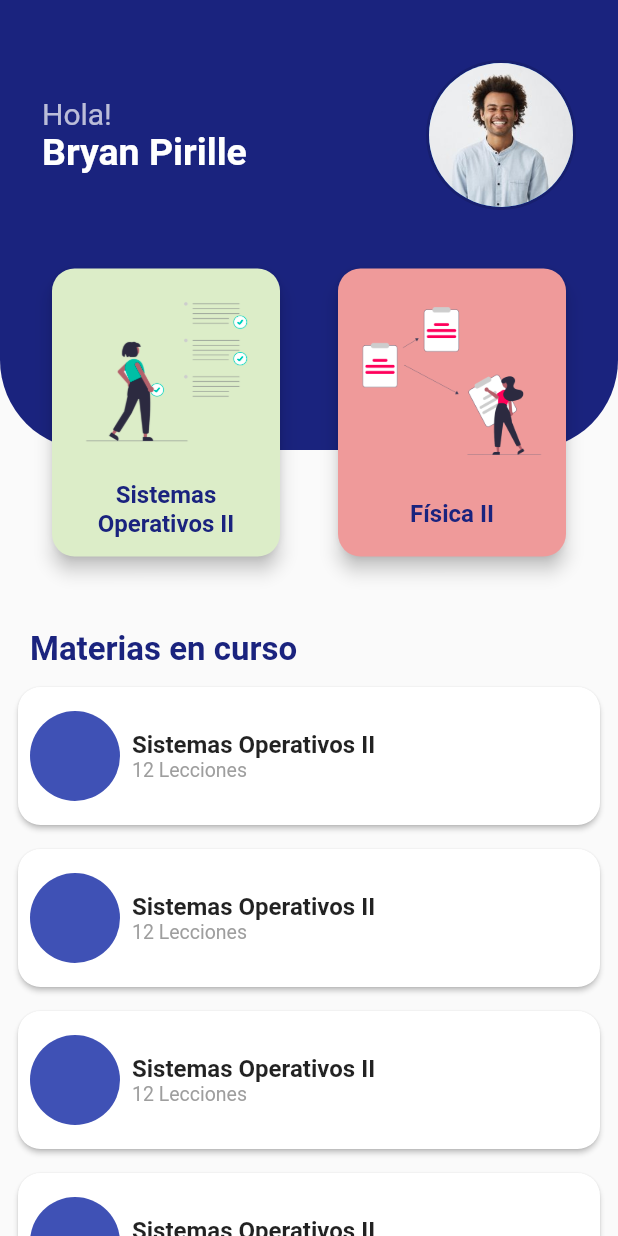
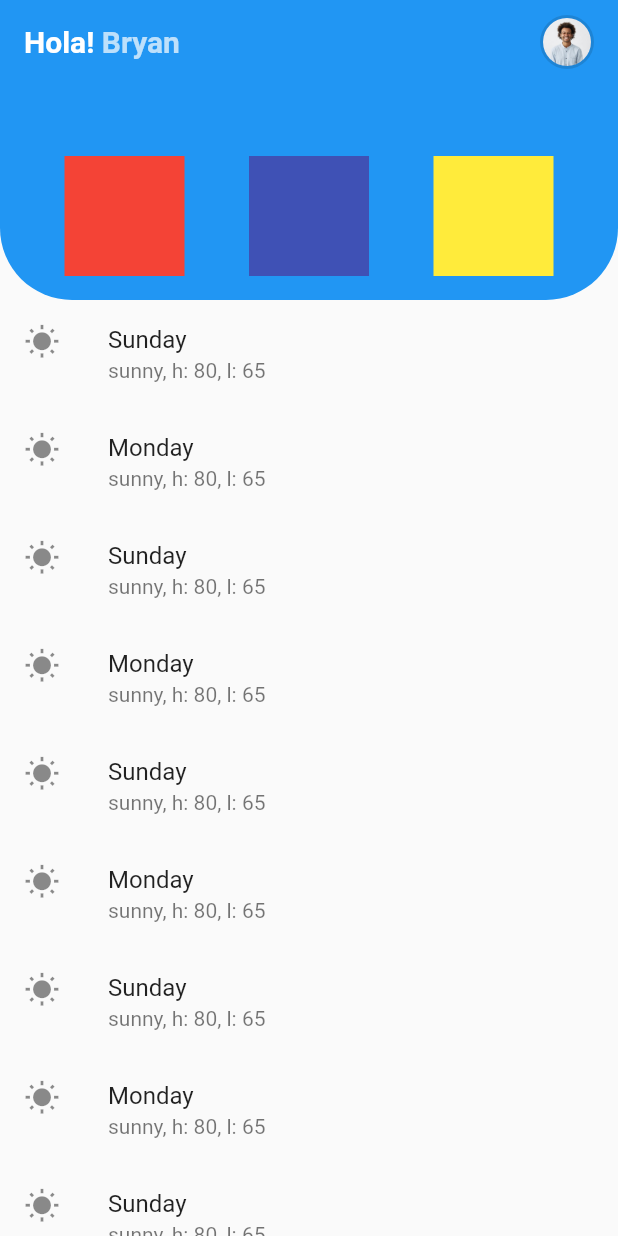
Before and after one commit to Tesam/my_stats, a Flutter app: the HomeScreen screen opened directly, on a phone screen of 412 x 824 dp. Run offline on Flutter 3.47's test engine with Material 2 defaults, Android fonts, the phone set to English and light mode, and no system bars.

Commit message:
refactor(home_screen): change the appbar, using sliver appbar

```diff
--- a/lib/home/ui/screens/home_screen.dart
+++ b/lib/home/ui/screens/home_screen.dart
@@ -1,7 +1,6 @@
 import 'package:flutter/material.dart';
-import 'package:my_stats/home/ui/widgets/featured_subjects.dart';
 import 'package:my_stats/home/ui/widgets/home_appbar.dart';
-import 'package:my_stats/home/ui/widgets/subject_card.dart';
+import 'package:my_stats/home/ui/widgets/home_body.dart';
 
 class HomeScreen extends StatefulWidget {
   @override
@@ -12,35 +11,13 @@ class _HomeScreenState extends State<HomeScreen> {
   @override
   Widget build(BuildContext context) {
     return Scaffold(
-      body: ListView(
-        children: [
-          Stack(
-            alignment: const Alignment(2.5, 2.5),
-            children: [
-              HomeAppbar("Bryan Pirille","assets/images/person.jpg"),
-              FeaturedSubjects("Sistemas Operativos II","Física II"),
-            ],
-          ),
-          Container(
-            margin: EdgeInsets.only(top: 120.0, left: 20.0),
-            child: Text(
-              "Materias en curso",
-              style: TextStyle(
-                fontSize: 22.0,
-                fontWeight: FontWeight.bold,
-                color: Colors.indigo.shade900
-              ),
-            ),
-          ),
-          SubjectCard("Sistemas Operativos II","12 Lecciones"),
-          SubjectCard("Sistemas Operativos II","12 Lecciones"),
-          SubjectCard("Sistemas Operativos II","12 Lecciones"),
-          SubjectCard("Sistemas Operativos II","12 Lecciones"),
-          SubjectCard("Sistemas Operativos II","12 Lecciones"),
-          SubjectCard("Sistemas Operativos II","12 Lecciones"),
-          SubjectCard("Sistemas Operativos II","12 Lecciones"),
+      body: CustomScrollView(
+        slivers: [
+          HomeAppbar('Bryan','assets/images/person.jpg'),
+          HomeBody(),
         ],
       ),
     );
   }
+
 }
--- a/lib/home/ui/widgets/home_appbar.dart
+++ b/lib/home/ui/widgets/home_appbar.dart
@@ -1,5 +1,4 @@
 import 'package:flutter/material.dart';
-import 'package:my_stats/widgets/appbar_shape.dart';
 
 class HomeAppbar extends StatelessWidget {
   static const greeting = "Hola!";
@@ -10,50 +9,73 @@ class HomeAppbar extends StatelessWidget {
 
   @override
   Widget build(BuildContext context) {
-    final AppbarContent = Row(
-        mainAxisAlignment: MainAxisAlignment.spaceAround,
-        crossAxisAlignment: CrossAxisAlignment.center,
-        children: [
-          Column(
-            crossAxisAlignment: CrossAxisAlignment.start,
-            mainAxisSize: MainAxisSize.min,
-            children: [
-              Container(
-                child: Text(
-                  greeting,
-                  textAlign: TextAlign.left,
-                  style: TextStyle(fontSize: 20.0, color: Colors.white70),
-                ),
-              ),
-              Container(
-                width: 200.0,
-                child: Text(
-                  userName,
-                  textAlign: TextAlign.left,
+
+    return  SliverAppBar(
+      title:Text.rich(
+        TextSpan(
+          text: 'Hola!', // default text style
           style: TextStyle(
-                    fontSize: 25.0,
             color: Colors.white,
             fontWeight: FontWeight.bold,
           ),
+          children: <TextSpan>[
+            TextSpan(text: ' $userName ',
+              style: TextStyle(
+                color: Colors.white70,
               ),
+            ),
+          ],
+        ),
+      ),
+      expandedHeight: 200.0,
+      pinned: true,
+      floating: true,
+      snap: true,
+      flexibleSpace: FlexibleSpaceBar(
+        background: Container(
+            alignment: Alignment.bottomCenter,
+            margin: EdgeInsets.only(bottom: 16.0),
+            child: Row(
+              mainAxisAlignment: MainAxisAlignment.spaceEvenly,
+              children: [
+                Container(
+                  //alignment: Alignment.bottomCenter,
+                  color: Colors.red,
+                  width: 80.0,
+                  height: 80.0,
+                ),
+                Container(
+                  //alignment: Alignment.bottomCenter,
+                  color: Colors.indigo,
+                  width: 80.0,
+                  height: 80.0,
+                ),
+                Container(
+                  //alignment: Alignment.bottomCenter,
+                  color: Colors.yellow,
+                  width: 80.0,
+                  height: 80.0,
                 )
               ],
+            )
         ),
-          CircleAvatar(
-            radius: 50,
+      ),
+      shape: RoundedRectangleBorder(
+        borderRadius: BorderRadius.vertical(
+            bottom: Radius.circular(48.0)),
+      ),
+      actions: [
+        Container(
+          margin: EdgeInsets.only(right: 16.0),
+          child: CircleAvatar(
+            radius: 18,
             backgroundColor: Colors.black12,
             child: CircleAvatar(
-              radius: 48,
+              radius: 16,
               backgroundImage: AssetImage(userImage),
             ),
           ),
-        ]);
-
-    return Stack(
-      alignment: const Alignment(-0.6, -0.6),
-      children: [
-        AppbarShape(Colors.indigo.shade900, 300.0),
-        AppbarContent,
+        ),
       ],
     );
   }
--- /dev/null
+++ b/lib/home/ui/widgets/home_body.dart
@@ -0,0 +1,92 @@
+import 'package:flutter/material.dart';
+
+class HomeBody extends StatelessWidget {
+  @override
+  Widget build(BuildContext context) {
+    return SliverList(
+      delegate: SliverChildListDelegate([
+        ListTile(
+          leading: Icon(Icons.wb_sunny),
+          title: Text('Sunday'),
+          subtitle: Text('sunny, h: 80, l: 65'),
+        ),
+        ListTile(
+          leading: Icon(Icons.wb_sunny),
+          title: Text('Monday'),
+          subtitle: Text('sunny, h: 80, l: 65'),
+        ),
+        ListTile(
+          leading: Icon(Icons.wb_sunny),
+          title: Text('Sunday'),
+          subtitle: Text('sunny, h: 80, l: 65'),
+        ),
+        ListTile(
+          leading: Icon(Icons.wb_sunny),
+          title: Text('Monday'),
+          subtitle: Text('sunny, h: 80, l: 65'),
+        ),
+        ListTile(
+          leading: Icon(Icons.wb_sunny),
+          title: Text('Sunday'),
+          subtitle: Text('sunny, h: 80, l: 65'),
+        ),
+        ListTile(
+          leading: Icon(Icons.wb_sunny),
+          title: Text('Monday'),
+          subtitle: Text('sunny, h: 80, l: 65'),
+        ),
+        ListTile(
+          leading: Icon(Icons.wb_sunny),
+          title: Text('Sunday'),
+          subtitle: Text('sunny, h: 80, l: 65'),
+        ),
+        ListTile(
+          leading: Icon(Icons.wb_sunny),
+          title: Text('Monday'),
+          subtitle: Text('sunny, h: 80, l: 65'),
+        ),
+        ListTile(
+          leading: Icon(Icons.wb_sunny),
+          title: Text('Sunday'),
+          subtitle: Text('sunny, h: 80, l: 65'),
+        ),
+        ListTile(
+          leading: Icon(Icons.wb_sunny),
+          title: Text('Monday'),
+          subtitle: Text('sunny, h: 80, l: 65'),
+        ),
+        ListTile(
+          leading: Icon(Icons.wb_sunny),
+          title: Text('Sunday'),
+          subtitle: Text('sunny, h: 80, l: 65'),
+        ),
+        ListTile(
+          leading: Icon(Icons.wb_sunny),
+          title: Text('Monday'),
+          subtitle: Text('sunny, h: 80, l: 65'),
+        ),
+        ListTile(
+          leading: Icon(Icons.wb_sunny),
+          title: Text('Sunday'),
+          subtitle: Text('sunny, h: 80, l: 65'),
+        ),
+        ListTile(
+          leading: Icon(Icons.wb_sunny),
+          title: Text('Monday'),
+          subtitle: Text('sunny, h: 80, l: 65'),
+        ),
+        ListTile(
+          leading: Icon(Icons.wb_sunny),
+          title: Text('Sunday'),
+          subtitle: Text('sunny, h: 80, l: 65'),
+        ),
+        ListTile(
+          leading: Icon(Icons.wb_sunny),
+          title: Text('Monday'),
+          subtitle: Text('sunny, h: 80, l: 65'),
+        ),
+        // ListTiles++
+      ]),
+    );
+  }
+}
--- a/lib/main.dart
+++ b/lib/main.dart
@@ -1,6 +1,5 @@
 import 'package:flutter/material.dart';
 import 'package:my_stats/home/ui/screens/home_screen.dart';
-import 'package:my_stats/lesson/ui/screens/lesson_screen.dart';
 
 void main() {
   runApp(MyApp());
@@ -29,7 +28,8 @@ class MyApp extends StatelessWidget {
         visualDensity: VisualDensity.adaptivePlatformDensity,
       ),
         //home: HomeScreen()
-        home: LessonScreen('Sistemas Operativos')
+        //home: LessonScreen('Sistemas Operativos')
+        home: HomeScreen(),
     );
   }
 }
```
Lines whose indentation alone changed are shown as unchanged.
